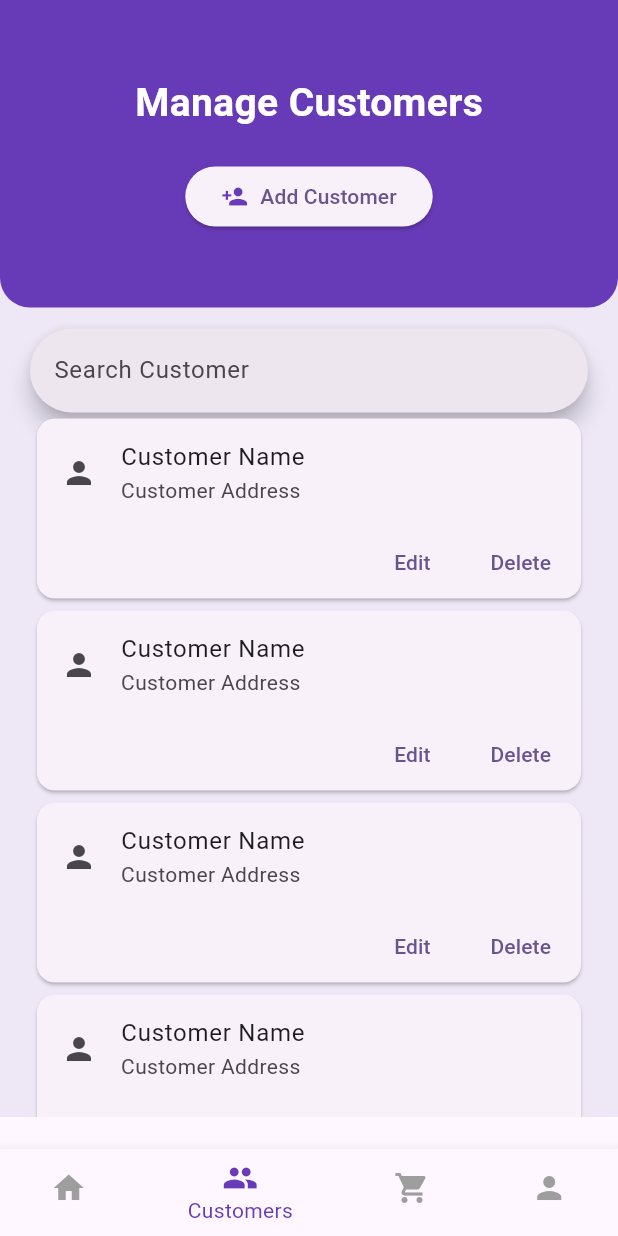
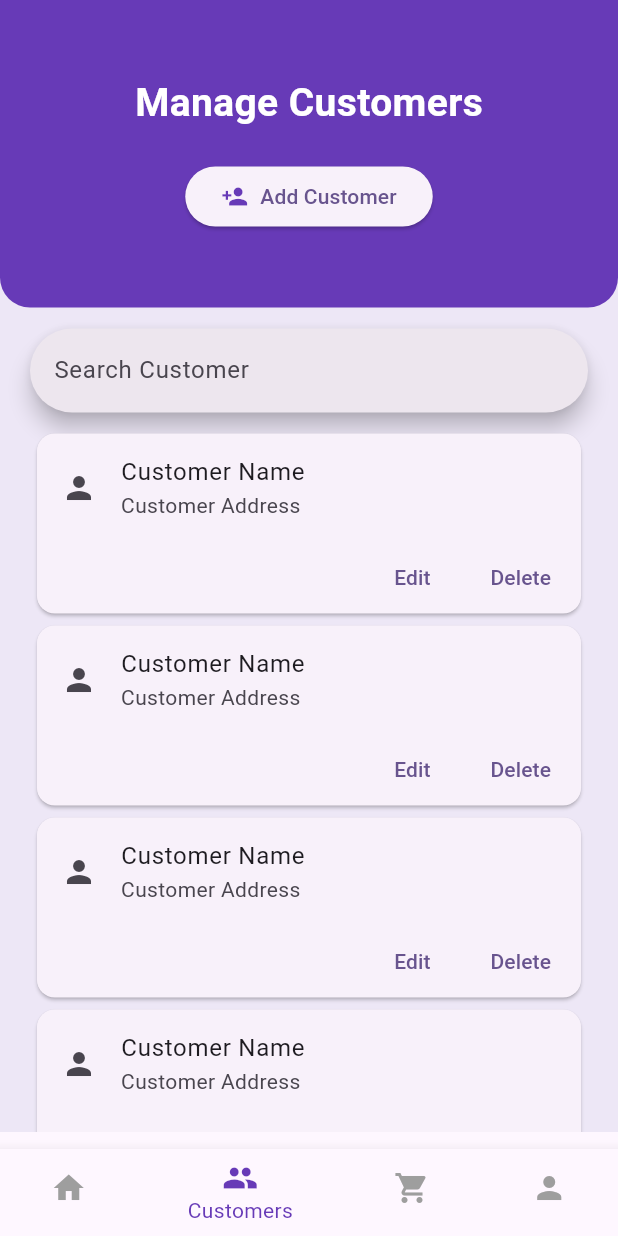
Before and after one commit to Sandun-Induranga/Mobile-POS, a Flutter app: the screen it shows after launch, item 2 of the bottom bar chosen, on a phone screen of 412 x 824 dp. Run offline on Flutter 3.47's test engine with Material 3 defaults, Android fonts, the phone set to English and light mode, and no system bars.

Commit message:
Content Updated

```diff
--- a/lib/pages/customer_page/customer_page_view.dart
+++ b/lib/pages/customer_page/customer_page_view.dart
@@ -62,7 +62,7 @@ class CustomerPage extends StatelessWidget {
               ),
             ),
             const Padding(
-              padding: EdgeInsets.fromLTRB(20, 14, 20, 0),
+              padding: EdgeInsets.fromLTRB(20, 14, 20, 10),
               child: SearchBar(
                 hintText: 'Search Customer',
               ),
@@ -70,10 +70,10 @@ class CustomerPage extends StatelessWidget {
             SizedBox(
               height: MediaQuery.of(context).size.height * 0.57,
               child: SingleChildScrollView(
-                scrollDirection: Axis.vertical,
                 padding: EdgeInsets.symmetric(
                   horizontal: MediaQuery.of(context).size.width * 0.05,
                 ),
+                physics: const BouncingScrollPhysics(),
                 child: ListView.builder(
                   shrinkWrap: true,
                   physics: const NeverScrollableScrollPhysics(),
```
